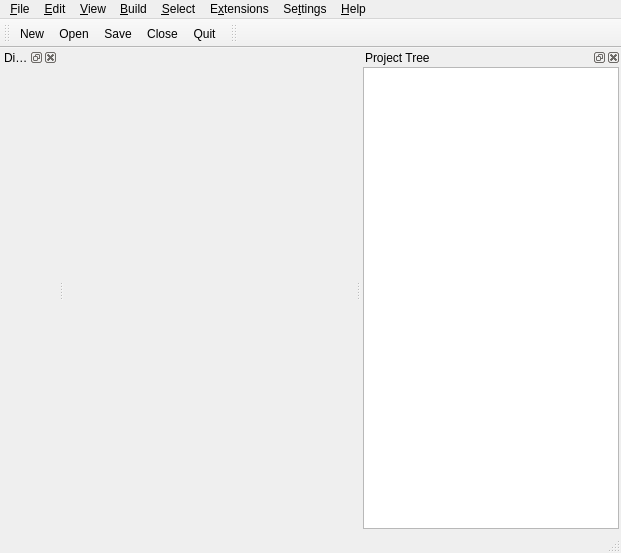
Old version of the form avogadro/src/mainwindow.ui in the repository cryos/avogadro.
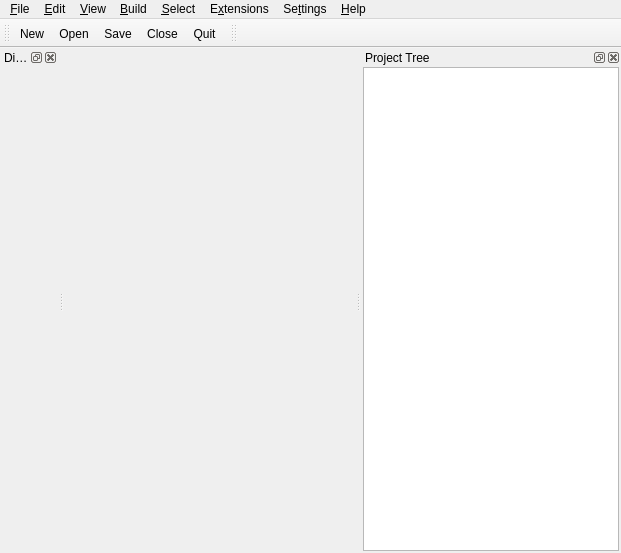
New version of the form. Icons and pictures are not drawn.

Commit message: Make sure tool settings and engine settings buttons are synced with visibility of the docks.

```diff
--- a/avogadro/src/mainwindow.ui
+++ b/avogadro/src/mainwindow.ui
@@ -147,7 +147,6 @@
    <addaction name="menuSettings"/>
    <addaction name="menuHelp"/>
   </widget>
-  <widget class="QStatusBar" name="statusbar"/>
   <widget class="QToolBar" name="fileToolBar">
    <property name="windowTitle">
     <string>Main Toolbar</string>
```
The commit also changes 1 other file.
